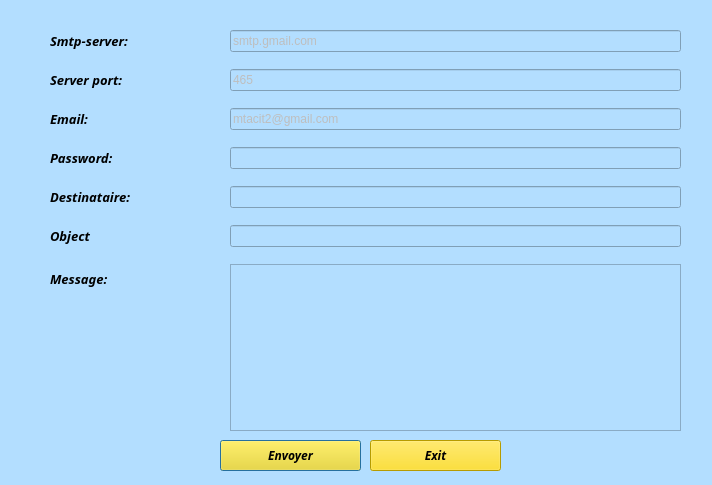
This is Gestion Employe/envoiem.ui in AymenMzoughi/SmartHomeDeliveryCompany as Qt 5 draws it before an edit. The edited form follows.
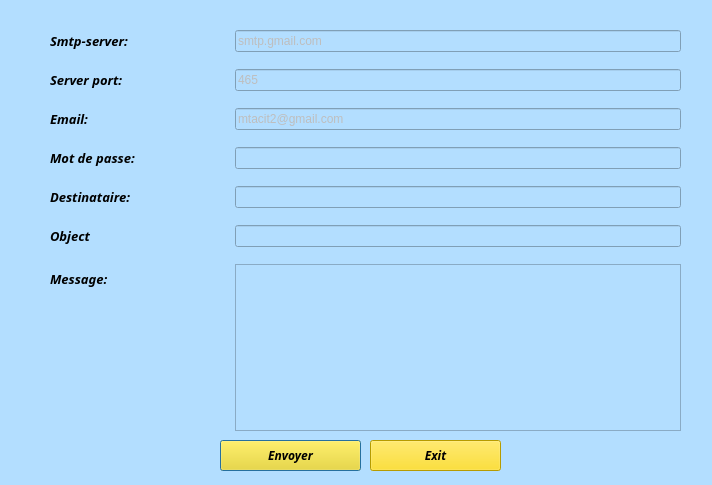
This is the edited form.

```diff
--- a/Gestion Employe/envoiem.ui
+++ b/Gestion Employe/envoiem.ui
@@ -124,7 +124,7 @@
        </font>
       </property>
       <property name="text">
-       <string>&lt;html&gt;&lt;head/&gt;&lt;body&gt;&lt;p&gt;&lt;span style=&quot; font-size:10pt;&quot;&gt;Password:&lt;/span&gt;&lt;/p&gt;&lt;/body&gt;&lt;/html&gt;</string>
+       <string>&lt;html&gt;&lt;head/&gt;&lt;body&gt;&lt;p&gt;&lt;span style=&quot; font-size:10pt;&quot;&gt;Mot de passe:&lt;/span&gt;&lt;/p&gt;&lt;/body&gt;&lt;/html&gt;</string>
       </property>
      </widget>
     </item>
```
